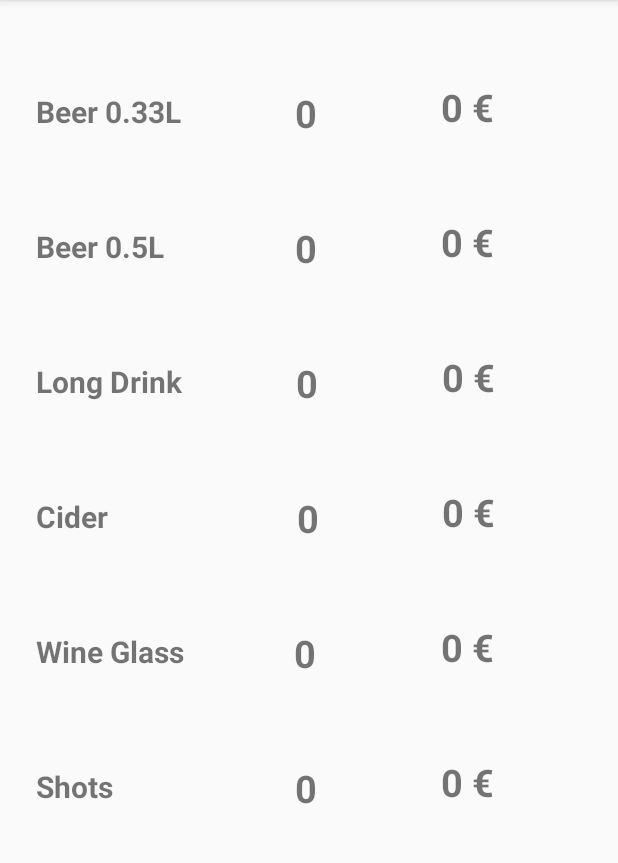
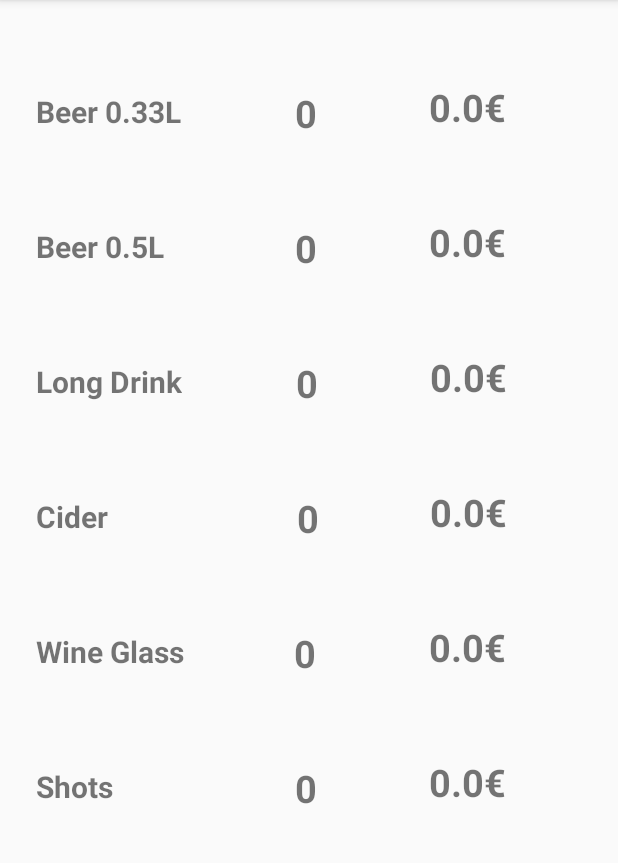
Before and after one commit to AhoiJ/BrewCounter, an Android app: the TotalStatisticsActivity screen opened directly, with no data from a screen before it, on a phone screen of 412 x 824 dp, the part 84-947 px from its top. Run offline under Robolectric (Android 15) with nearby library versions, the phone set to English and light mode, and no system bars; 6 statements that could not run were skipped.

Commit message:
Total statistics crashes on start

```diff
--- a/app/src/main/java/com/example/brewcounter/TotalStatisticsActivity.kt
+++ b/app/src/main/java/com/example/brewcounter/TotalStatisticsActivity.kt
@@ -31,7 +31,9 @@ class TotalStatisticsActivity : AppCompatActivity() {
         setContentView(R.layout.activity_total_statistics)
 
         loadDrinks()
+        loadPrices()
         priceCalculator()
+        updateTotals()
     }
 
     fun updateList() {
@@ -55,16 +57,49 @@ class TotalStatisticsActivity : AppCompatActivity() {
         updateList()
     }
 
+    var sBPrice:String = ""
+    var lBPrice:String = ""
+    var lDPrice:String = ""
+    var ciderPrice:String = ""
+    var wGPrice:String = ""
+    var shotsPrice:String = ""
+
     fun loadPrices() {
-        val sharedPrice = getSharedPreferences("prices", Context.MODE_PRIVATE)
-        // variables need to be declared above override
+        val prices = getSharedPreferences("prices", Context.MODE_PRIVATE)
+
         sBPrice = prices.getString("smallBeer", sBPrice)
         lBPrice = prices.getString("largeBeer", lBPrice)
         lDPrice = prices.getString("longDrink", lDPrice)
         ciderPrice = prices.getString("cider", ciderPrice)
         wGPrice = prices.getString("wineGlass", wGPrice)
         shotsPrice = prices.getString("shots", shotsPrice)
+    }
 
+    var sBTotalPrice:Double = 0.0
+    var lBTotalPrice:Double = 0.0
+    var lDTotalPrice:Double = 0.0
+    var ciderTotalPrice:Double = 0.0
+    var wGTotalPrice:Double = 0.0
+    var shotsTotalPrice:Double = 0.0
 
+    fun priceCalculator() {
+
+        sBTotalPrice = (sBPrice.toDouble() * smallBeer)
+        lBTotalPrice = (lBPrice.toDouble() * largeBeer)
+        lDTotalPrice = (lDPrice.toDouble() * longDrink)
+        ciderTotalPrice = (ciderPrice.toDouble() * cider)
+        wGTotalPrice = (wGPrice.toDouble() * wineGlass)
+        shotsTotalPrice = (shotsPrice.toDouble() * shot)
     }
+
+    fun updateTotals() {
+
+        tvSbTotal.setText("" + sBTotalPrice + "€")
+        tvLbTotal.setText("" + lBTotalPrice + "€")
+        tvLdTotal.setText("" + lDTotalPrice + "€")
+        tvCiderTotal.setText("" + ciderTotalPrice + "€")
+        tvWgTotal.setText("" + wGTotalPrice + "€")
+        tvShotTotal.setText("" + shotsTotalPrice + "€")
+    }
+
 }
--- a/app/src/main/res/layout/activity_total_statistics.xml
+++ b/app/src/main/res/layout/activity_total_statistics.xml
@@ -41,7 +41,7 @@
                 android:textStyle="bold"
                 android:layout_width="wrap_content"
                 android:layout_height="wrap_content"
-                android:id="@+id/tvSbTotalPrice"
+                android:id="@+id/tvSbTotal"
                 android:layout_marginBottom="8dp" app:layout_constraintBottom_toBottomOf="parent"
                 android:layout_marginTop="8dp" app:layout_constraintTop_toTopOf="parent"
                 app:layout_constraintVertical_bias="0.3" app:layout_constraintStart_toEndOf="@+id/tvSbAmount"
@@ -85,7 +85,7 @@
                 android:textStyle="bold"
                 android:layout_width="wrap_content"
                 android:layout_height="wrap_content"
-                android:id="@+id/tvLbTotalPrice"
+                android:id="@+id/tvLbTotal"
                 android:layout_marginBottom="8dp" app:layout_constraintBottom_toBottomOf="parent"
                 android:layout_marginTop="8dp" app:layout_constraintTop_toTopOf="parent"
                 app:layout_constraintVertical_bias="0.3" app:layout_constraintStart_toEndOf="@+id/tvLbAmount"
@@ -129,7 +129,7 @@
                 android:textStyle="bold"
                 android:layout_width="wrap_content"
                 android:layout_height="wrap_content"
-                android:id="@+id/tvLdTotalPrice"
+                android:id="@+id/tvLdTotal"
                 android:layout_marginBottom="8dp" app:layout_constraintBottom_toBottomOf="parent"
                 android:layout_marginTop="8dp" app:layout_constraintTop_toTopOf="parent"
                 app:layout_constraintVertical_bias="0.3" app:layout_constraintStart_toEndOf="@+id/tvLdAmount"
@@ -173,7 +173,7 @@
                 android:textStyle="bold"
                 android:layout_width="wrap_content"
                 android:layout_height="wrap_content"
-                android:id="@+id/tvCiderTotalPrice"
+                android:id="@+id/tvCiderTotal"
                 android:layout_marginBottom="8dp" app:layout_constraintBottom_toBottomOf="parent"
                 android:layout_marginTop="8dp" app:layout_constraintTop_toTopOf="parent"
                 app:layout_constraintVertical_bias="0.3" app:layout_constraintStart_toEndOf="@+id/tvCiderAmount"
@@ -219,7 +219,7 @@
                 android:textStyle="bold"
                 android:layout_width="wrap_content"
                 android:layout_height="wrap_content"
-                android:id="@+id/tvWgTotalPrice"
+                android:id="@+id/tvWgTotal"
                 android:layout_marginBottom="8dp" app:layout_constraintBottom_toBottomOf="parent"
                 android:layout_marginTop="8dp" app:layout_constraintTop_toTopOf="parent"
                 app:layout_constraintVertical_bias="0.3" app:layout_constraintStart_toEndOf="@+id/tvWgAmount"
@@ -263,7 +263,7 @@
                 android:textStyle="bold"
                 android:layout_width="wrap_content"
                 android:layout_height="wrap_content"
-                android:id="@+id/tvShotTotalPrice"
+                android:id="@+id/tvShotTotal"
                 android:layout_marginBottom="8dp" app:layout_constraintBottom_toBottomOf="parent"
                 android:layout_marginTop="8dp" app:layout_constraintTop_toTopOf="parent"
                 app:layout_constraintVertical_bias="0.3" app:layout_constraintStart_toEndOf="@+id/tvShotAmount"
```
